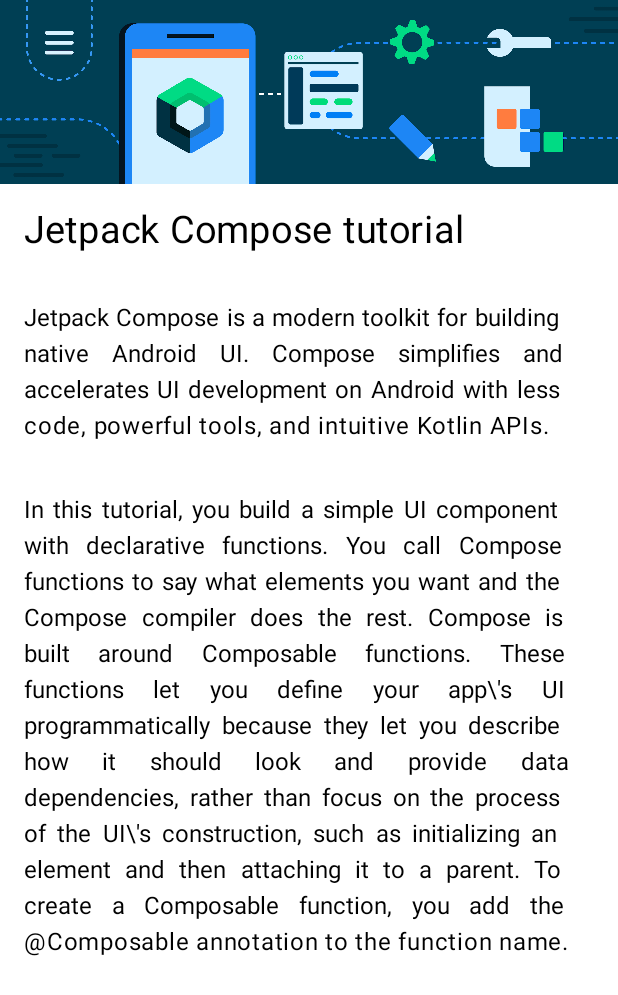
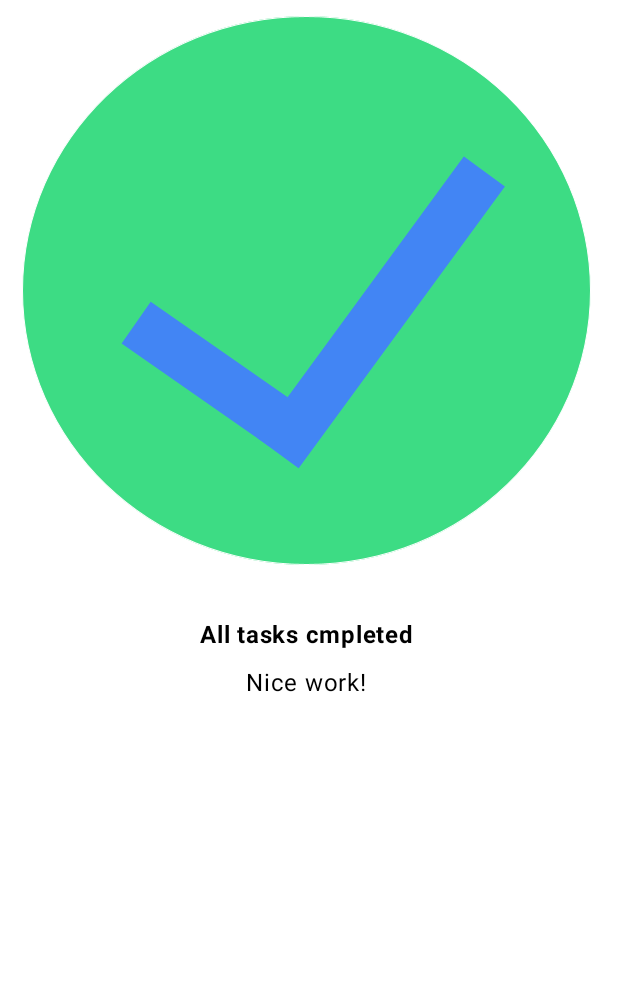
Before and after one commit to cordrink/kotlin-apps, an Android app built with Jetpack Compose: the @Preview function BirthdayCardPreview, on a phone screen of 412 x 824 dp. Shown: the top 995 px of the screen. Run offline under Robolectric (Android 15) with nearby library versions, the phone set to English and light mode, and no system bars.

Commit message:
Realisation du gestionnaire de tache

```diff
--- a/app/src/main/java/com/example/kotlinapp/MainActivity.kt
+++ b/app/src/main/java/com/example/kotlinapp/MainActivity.kt
@@ -13,6 +13,7 @@ import androidx.compose.ui.Alignment
 import androidx.compose.ui.Modifier
 import androidx.compose.ui.layout.ContentScale
 import androidx.compose.ui.res.painterResource
+import androidx.compose.ui.text.font.FontWeight
 import androidx.compose.ui.text.style.TextAlign
 import androidx.compose.ui.tooling.preview.Preview
 import androidx.compose.ui.unit.dp
@@ -26,14 +27,17 @@ class MainActivity : ComponentActivity() {
             KotlinAppTheme {
                 // A surface container using the 'background' color from the theme
                 Surface(modifier = Modifier.fillMaxSize(), color = MaterialTheme.colorScheme.background) {
-
+                    GreetingImage(
+                        title = "All tasks cmpleted",
+                        message = "Nice work!"
+                    )
                 }
             }
         }
     }
 }
 
-@Composable
+/*@Composable
 fun GreetingText(message: String, from: String, modifier: Modifier = Modifier) {
     Column(
         modifier = modifier,
@@ -42,31 +46,35 @@ fun GreetingText(message: String, from: String, modifier: Modifier = Modifier) {
         Text(text = message, fontSize = 100.sp, lineHeight = 116.sp, textAlign = TextAlign.Center)
         Text(text = from, fontSize = 36.sp, modifier = Modifier.padding(8.dp).align(alignment = Alignment.CenterHorizontally))
     }
-}
+}*/
 
 @Composable
-fun GreetingImage(subtitle: String, title: String, message: String, modifier: Modifier = Modifier) {
-    val image = painterResource(R.drawable.bg_compose_background)
-    Column(modifier) {
+fun GreetingImage(title: String, message: String, modifier: Modifier = Modifier) {
+    val image = painterResource(R.drawable.ic_task_completed)
+    Column(
+        modifier,
+        verticalArrangement = Arrangement.Center,
+        horizontalAlignment = Alignment.CenterHorizontally
+    ) {
         Image(
             painter = image,
             contentDescription = null,
+//            modifier = Modifier.size(50.dp)
         )
         Text(
             text = title,
-            fontSize = 25.sp,
-            modifier = Modifier.padding(16.dp),
-        )
-        Text(
-            text = subtitle,
-            modifier = Modifier.padding(16.dp),
-            textAlign = TextAlign.Justify,
+            modifier = Modifier.padding(
+                top = 24.dp,
+                bottom = 8.dp,
+            ),
+            fontWeight = FontWeight.Bold,
         )
         Text(
             text = message,
-            modifier = Modifier.padding(16.dp),
             textAlign = TextAlign.Justify,
+            fontSize = 16.sp,
         )
+
     }
 }
 
@@ -75,9 +83,8 @@ fun GreetingImage(subtitle: String, title: String, message: String, modifier: Mo
 fun BirthdayCardPreview() {
     KotlinAppTheme {
         GreetingImage(
-            title = "Jetpack Compose tutorial",
-            subtitle = "Jetpack Compose is a modern toolkit for building native Android UI. Compose simplifies and accelerates UI development on Android with less code, powerful tools, and intuitive Kotlin APIs.",
-            message = "In this tutorial, you build a simple UI component with declarative functions. You call Compose functions to say what elements you want and the Compose compiler does the rest. Compose is built around Composable functions. These functions let you define your app\\'s UI programmatically because they let you describe how it should look and provide data dependencies, rather than focus on the process of the UI\\'s construction, such as initializing an element and then attaching it to a parent. To create a Composable function, you add the @Composable annotation to the function name."
+            title = "All tasks cmpleted",
+            message = "Nice work!"
         )
     }
 }
```
Also changed, not shown: app/src/main/res/drawable-nodpi/ic_task_completed.png (added).
